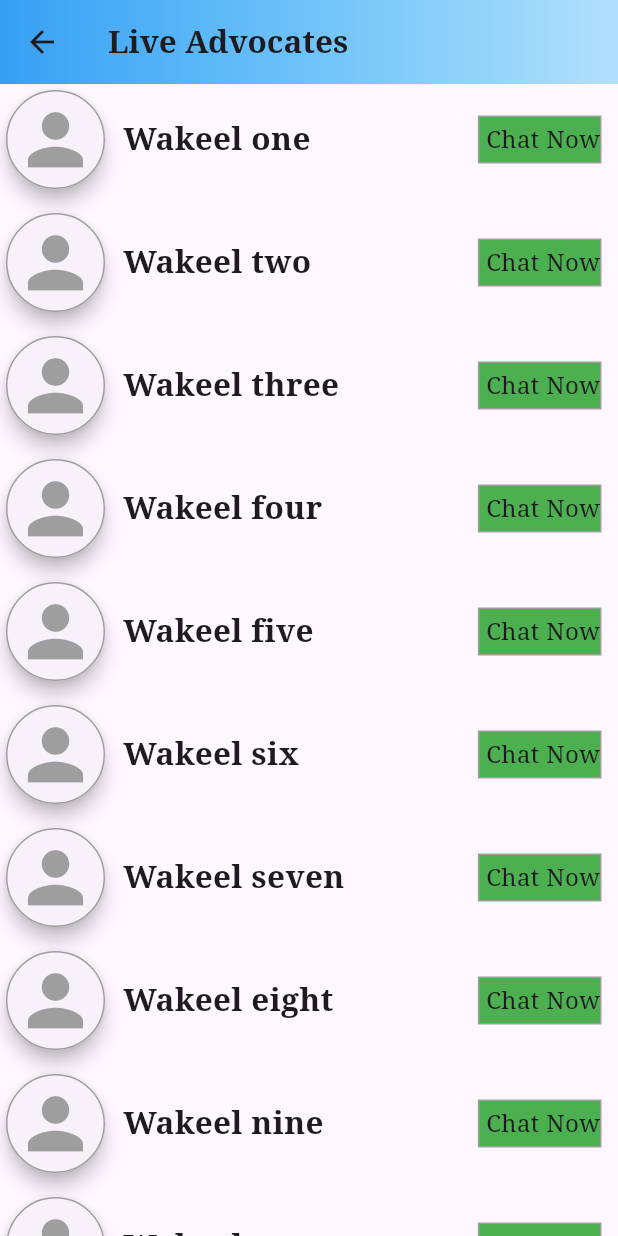
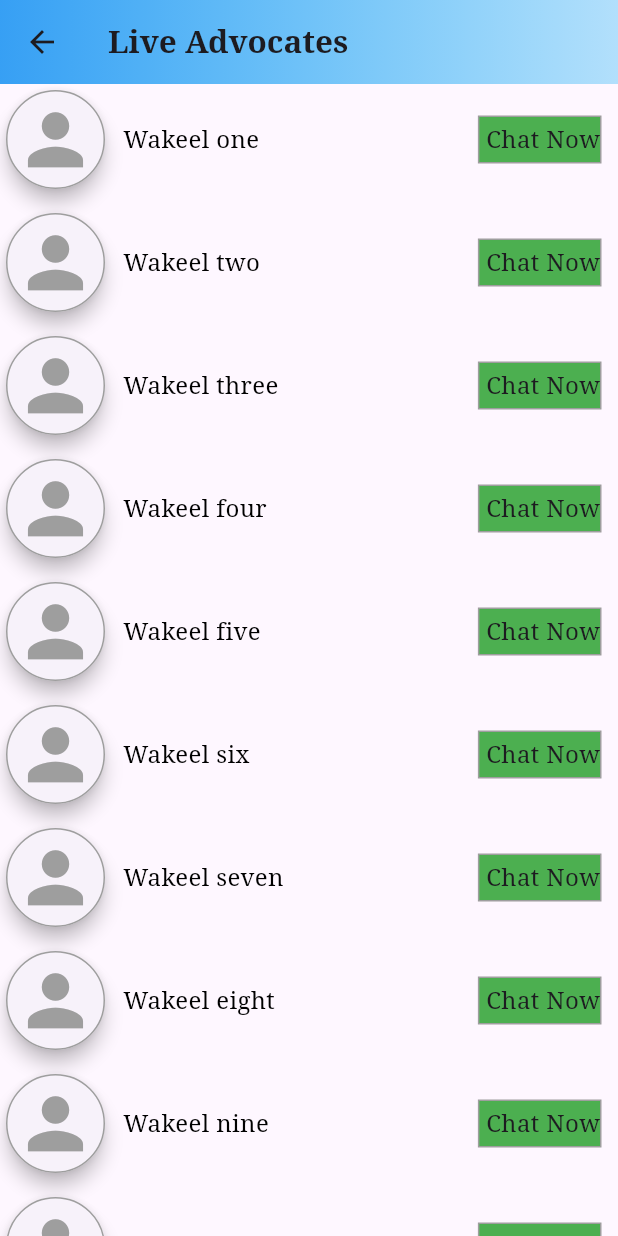
Before and after one commit to pradumkumar01/online_kachahari, a Flutter app: the Home screen opened directly, scrolled down 487 dp, after a tap on "Live Advocates", on a phone screen of 412 x 824 dp. Run offline on Flutter 3.47's test engine with Material 3 defaults, Android fonts, the phone set to English and light mode, and no system bars; our stand-ins replace curved_navigation_bar.

Commit message:
add live wakeel and update font size of live page

```diff
--- a/lib/screens/Home.dart
+++ b/lib/screens/Home.dart
@@ -212,11 +212,12 @@ class _HomeState extends State<Home> {
         padding: const EdgeInsets.only(left: 4.0, right: 4.0),
         child: Container(
           decoration: const BoxDecoration(
-              // image: DecorationImage(
-              //   image: AssetImage('assets/images/background.jpg'),
-              //   fit: BoxFit.cover,
-              // ),
-              color: Colors.white),
+              image: DecorationImage(
+                image: AssetImage('assets/images/background.jpg'),
+                fit: BoxFit.cover,
+              ),
+              //color: Colors.white
+              ),
           child: ListView(
             children: [
               //add search bar here
@@ -309,10 +310,10 @@ class _HomeState extends State<Home> {
                         return Livewakeels();
                       }));
                     },
-                    child: const Text('Top advocates',
+                    child: const Text('See all',
                         style: TextStyle(
                             fontSize: 16,
-                            color: Colors.lightBlue,
+                            color: Colors.black,
                             fontFamily: "serif",
                             fontWeight: FontWeight.w700))),
               ),
--- a/lib/screens/LiveWakeels.dart
+++ b/lib/screens/LiveWakeels.dart
@@ -72,9 +72,8 @@ class _LivewakeelsState extends State<Livewakeels> {
                       child: Text(
                         titles[index],
                         style: const TextStyle(
-                            fontFamily: "serif",
-                            fontSize: 21,
-                            fontWeight: FontWeight.bold),
+                            fontFamily: "serif",color: Colors.black,
+                            fontSize: 16,),
                       ),
                     ),
                   ],
```
